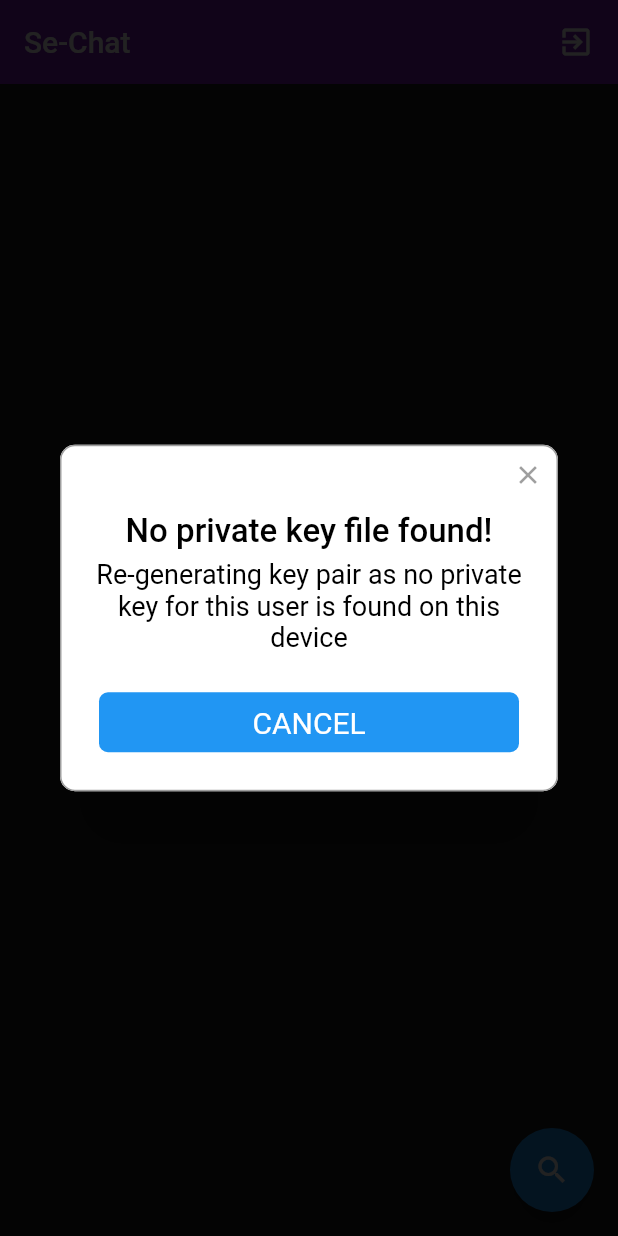
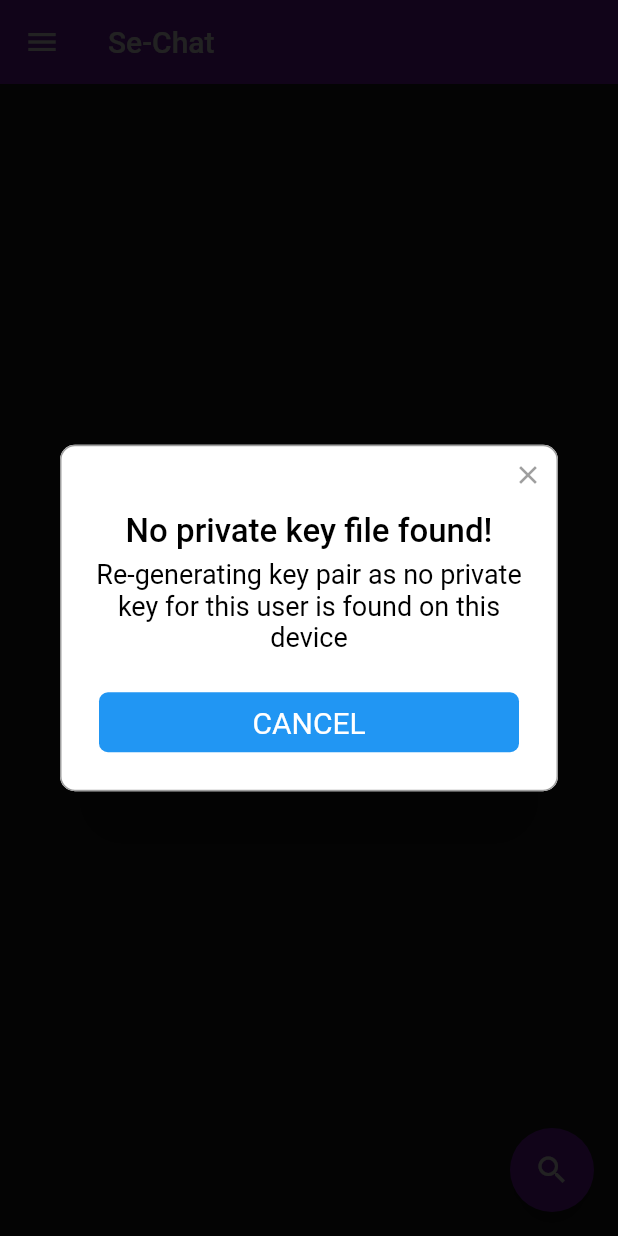
Before and after one commit to Leonlit/Secure-Real-Time-Chat-App, a Flutter app: the ChatRoom screen opened directly, on a phone screen of 412 x 824 dp. Run offline on Flutter 3.47's test engine with Material 2 defaults, Android fonts, the phone set to English and light mode, and no system bars; drawn by our look-alikes of rflutter_alert; our stand-ins replace cloud_firestore, firebase_auth, firebase_core, permission_handler, shared_preferences; missing offline and left inert: encrypt, pointycastle, rsa_encrypt; accounts and stored records are empty; Roboto replaces fonts that are missing (OverpassRegular); statements that could not run were skipped.

Commit message:
added profile page

```diff
--- a/lib/helper/constants.dart
+++ b/lib/helper/constants.dart
@@ -1,3 +1,4 @@
 class Constants {
   static String myName = "";
+  static String myEmail = "";
 }
--- a/lib/screens/chat_app/chatRoom.dart
+++ b/lib/screens/chat_app/chatRoom.dart
@@ -55,6 +55,7 @@ class _ChatRoomState extends State<ChatRoom> {
 
   getUserInfo() async{
     Constants.myName = await HelperFunctions.getUsernamePreferences();
+    Constants.myEmail = await HelperFunctions.getUserEmailPreferences();
     print(await HelperFunctions.getUserUIDPreferences());
     bool privKeyExists = await Encryption_Management.isPrivKeyIfExists(await HelperFunctions.getUserUIDPreferences());
     print(privKeyExists);
@@ -75,28 +76,11 @@ class _ChatRoomState extends State<ChatRoom> {
   @override
   Widget build(BuildContext context) {
     return Scaffold(
-      appBar: AppBar(
+      drawer: drawer(context) ,
+      appBar: appBar(context),
+      floatingActionButton: FloatingActionButton (
         backgroundColor: THEME_COLOR,
-        elevation: 0.0,
-        title: const Text("Se-Chat"),
-        actions: [
-          GestureDetector(
-            onTap: () {
-              authService.signOut();
-              HelperFunctions.saveUserLogggedInPreferences(false);
-              Navigator.pushReplacement(context, MaterialPageRoute(
-                builder: (context) => Authenticate()
-              ));
-            },
-            child: Container(
-              padding: const EdgeInsets.symmetric(horizontal: 16),
-              child: const Icon(Icons.exit_to_app),
-            ),
-          ),
-        ],
-      ),
-      floatingActionButton: FloatingActionButton (
-        child: Icon(Icons.search),
+        child: const Icon(Icons.search),
         onPressed: () {
           Navigator.push(context, MaterialPageRoute(
               builder: (context) => SearchRoom()
--- a/lib/widgets/widget.dart
+++ b/lib/widgets/widget.dart
@@ -1,11 +1,64 @@
 import 'package:flutter/material.dart';
+import 'package:secure_real_time_chat_app/helper/authenticate.dart';
+import 'package:secure_real_time_chat_app/helper/helper.dart';
 import 'package:secure_real_time_chat_app/helper/theme.dart';
+import 'package:secure_real_time_chat_app/screens/chat_app/chatRoom.dart';
+import 'package:secure_real_time_chat_app/screens/users/profile.dart';
+import 'package:secure_real_time_chat_app/services/auth.dart';
+import 'package:secure_real_time_chat_app/services/database.dart';
 
 PreferredSizeWidget appBar (BuildContext context) {
     return AppBar(
         backgroundColor: THEME_COLOR,
         elevation: 0.0,
         title: const Text("Se-Chat"),
+    );
+}
+
+Widget drawer (context) {
+    return Drawer(
+        // Add a ListView to the drawer. This ensures the user can scroll
+        // through the options in the drawer if there isn't enough vertical
+        // space to fit everything.
+        child: ListView(
+            // Important: Remove any padding from the ListView.
+            padding: EdgeInsets.zero,
+            children: [
+                DrawerHeader(
+                    decoration: const BoxDecoration(
+                        color: THEME_COLOR,
+                    ),
+                    child: Text('Se-Chat', style: headerTextStyle(),),
+                ),
+                ListTile(
+                    title: Text('Home', style: headerTextStyle(),),
+                    onTap: () {
+                        Navigator.pushReplacement(context, MaterialPageRoute(
+                            builder: (context) => ChatRoom()
+                        ));
+                    },
+                ),
+                ListTile(
+                    title: Text('Profile', style: headerTextStyle(),),
+                    onTap: () {
+                        Navigator.pushReplacement(context, MaterialPageRoute(
+                            builder: (context) => ProfilePage()
+                        ));
+                    },
+                ),
+                ListTile(
+                    title: Text('Sign Out', style: headerTextStyle()),
+                    onTap: () {
+                        AuthService authService = new AuthService ();
+                        authService.signOut();
+                        HelperFunctions.saveUserLogggedInPreferences(false);
+                        Navigator.pushReplacement(context, MaterialPageRoute(
+                            builder: (context) => Authenticate()
+                        ));
+                    },
+                ),
+            ],
+        ),
     );
 }
 
@@ -34,3 +87,7 @@ TextStyle simpleTextStyle () {
 TextStyle biggerTextStyle () {
     return const TextStyle(color: Colors.white, fontSize: 20);
 }
+
+TextStyle headerTextStyle () {
+    return const TextStyle(fontSize: 22);
+}
```
Also changed, not shown: lib/screens/users/profile.dart (added, +45 -0 lines).
